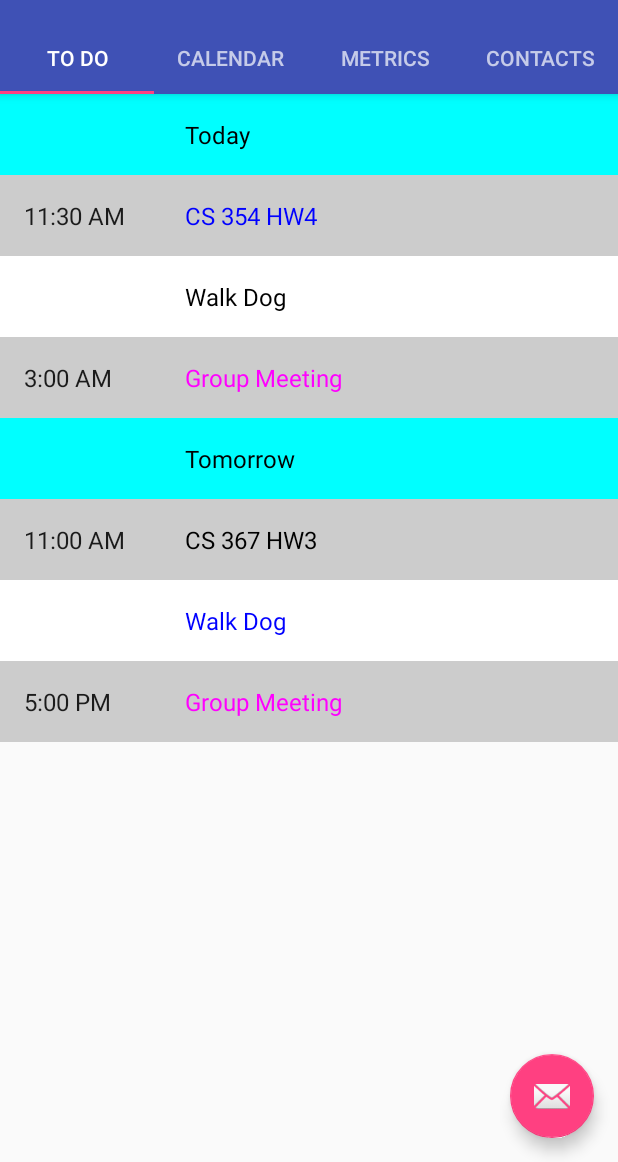
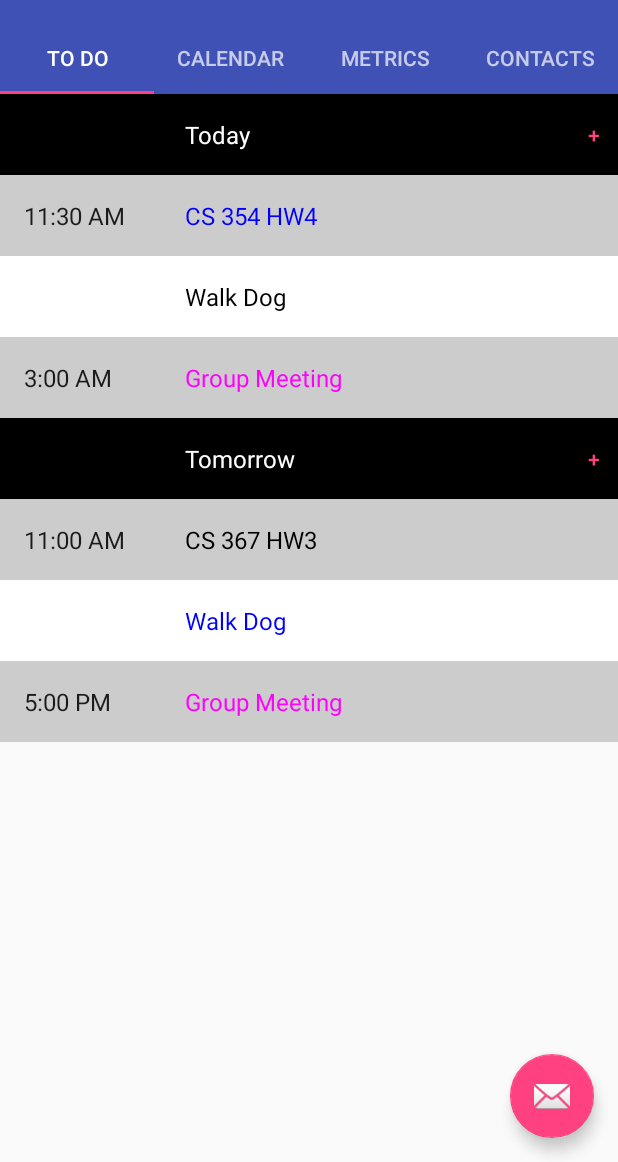
Before and after one commit to MSpelman/AndDone, an Android app: the screen it shows after launch (TodoActivity), after a tap on "Today", on a phone screen of 412 x 824 dp, the part 74-1236 px from its top. Run offline under Robolectric (Android 15) with nearby library versions, the phone set to English and light mode, and no system bars.

Commit message:
Add + button to ToDo

```diff
--- a/app/src/main/java/com/example/anddone/TodoContent.java
+++ b/app/src/main/java/com/example/anddone/TodoContent.java
@@ -4,6 +4,9 @@ import java.util.ArrayList;
 import java.util.Calendar;
 import java.util.List;
 import java.util.Date;
+//import android.content.Context;
+//import android.content.res.Resources;
+
 
 /**
  * Helper class for providing content for the To do fragment
--- a/app/src/main/java/com/example/anddone/TodoTabRecyclerViewAdapter.java
+++ b/app/src/main/java/com/example/anddone/TodoTabRecyclerViewAdapter.java
@@ -9,6 +9,7 @@ import android.view.View;
 import android.view.ViewGroup;
 import android.widget.LinearLayout;
 import android.widget.TextView;
+import android.widget.Button;
 
 import com.example.anddone.TodoTabFragment.OnListFragmentInteractionListener;
 
@@ -17,7 +18,6 @@ import java.util.List;
 /**
  * {@link RecyclerView.Adapter} that can display a schedule item and makes a call to the
  * specified {@link OnListFragmentInteractionListener}.
- * TODO: Replace the implementation with code for your data type.
  */
 public class TodoTabRecyclerViewAdapter extends RecyclerView.Adapter<TodoTabRecyclerViewAdapter.ViewHolder> {
 
@@ -62,8 +62,10 @@ public class TodoTabRecyclerViewAdapter extends RecyclerView.Adapter<TodoTabRecy
 
         // Set background color of subheadings and alternating rows
         if (name.equals("Today") || name.equals("Tomorrow")) {
-            holder.mRow.setBackgroundColor(Color.CYAN);
-            holder.mNameView.setTextColor(Color.BLACK);
+            holder.mRow.setBackgroundColor(Color.BLACK);
+            holder.mNameView.setTextColor(Color.WHITE);
+            holder.mButtonView.setVisibility(View.VISIBLE);
+            holder.mButtonView.setEnabled(true);
         } else if ((position % 2) == 0) {
             holder.mRow.setBackgroundColor(Color.WHITE);
         } else {
@@ -93,6 +95,7 @@ public class TodoTabRecyclerViewAdapter extends RecyclerView.Adapter<TodoTabRecy
         public final TextView mNameView;
         public IScheduleItem mItem;
         public final LinearLayout mRow;
+        public final Button mButtonView;
         public ViewHolder(View view) {
             super(view);
             mView = view;
@@ -100,9 +103,10 @@ public class TodoTabRecyclerViewAdapter extends RecyclerView.Adapter<TodoTabRecy
             mRow.setOnClickListener(new customListener());
             mTimeView = (TextView) view.findViewById(R.id.time);
             mTimeView.setOnClickListener(new customListener());
-//            mTimeView.setBackgroundColor(Color.BLUE);
             mNameView = (TextView) view.findViewById(R.id.name);
             mNameView.setOnClickListener(new customListener());
+            mButtonView = (Button) view.findViewById(R.id.button);
+            mButtonView.setOnClickListener(new AddListener());
         }
 
         public class customListener implements View.OnClickListener{
@@ -111,6 +115,13 @@ public class TodoTabRecyclerViewAdapter extends RecyclerView.Adapter<TodoTabRecy
                 //pop up alert dialog box (or whatever..)
                 IScheduleItem isi = mValues.get(v.getId());
                 Log.d("JOSH","TEST ON CLICK " + v.getId() + " " + isi.getName());
+            }
+        }
+
+        public class AddListener implements View.OnClickListener{
+            @Override
+            public void onClick(View v){
+                Log.d("Michael", "Add Button Clicked");
             }
         }
         @Override
--- a/app/src/main/res/layout/fragment_todo_tab.xml
+++ b/app/src/main/res/layout/fragment_todo_tab.xml
@@ -19,4 +19,16 @@
         android:layout_margin="@dimen/text_margin"
         android:textAppearance="?attr/textAppearanceListItem" />
 
+    <Button
+        android:id="@+id/button"
+        style="@style/Widget.AppCompat.Button.Borderless.Colored"
+        android:textAlignment="textEnd"
+        android:layout_gravity="end"
+        android:layout_width="25dp"
+        android:layout_height="match_parent"
+        android:layout_weight="1"
+        android:text="+"
+        android:enabled="false"
+        android:visibility="invisible" />
+
 </LinearLayout>
--- a/app/src/main/res/values/strings.xml
+++ b/app/src/main/res/values/strings.xml
@@ -6,7 +6,8 @@
     <string name="calendar">Calendar</string>
     <string name="metrics">Metrics</string>
     <string name="contacts">Contacts</string>
-    <string name="todo_fragment_today">Today</string>
+    <string name="today">Today</string>
+    <string name="tomorrow">Tomorrow</string>
 
     <!-- TODO: Remove or change this placeholder text -->
     <string name="hello_blank_fragment">Hello blank fragment</string>
```
